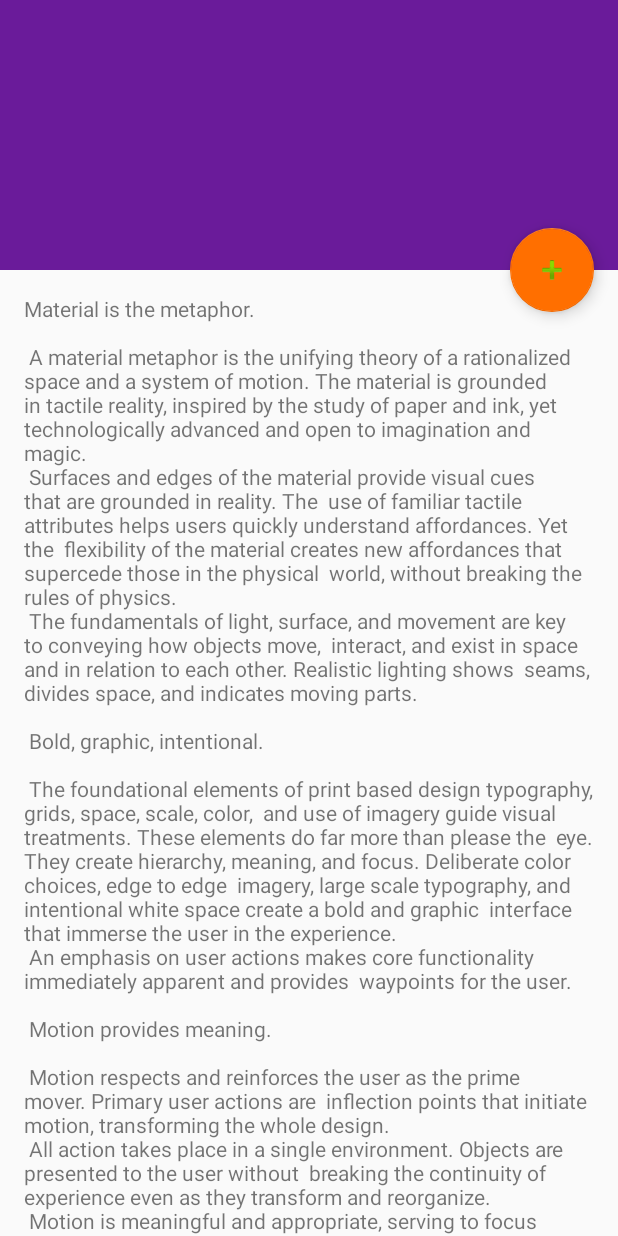
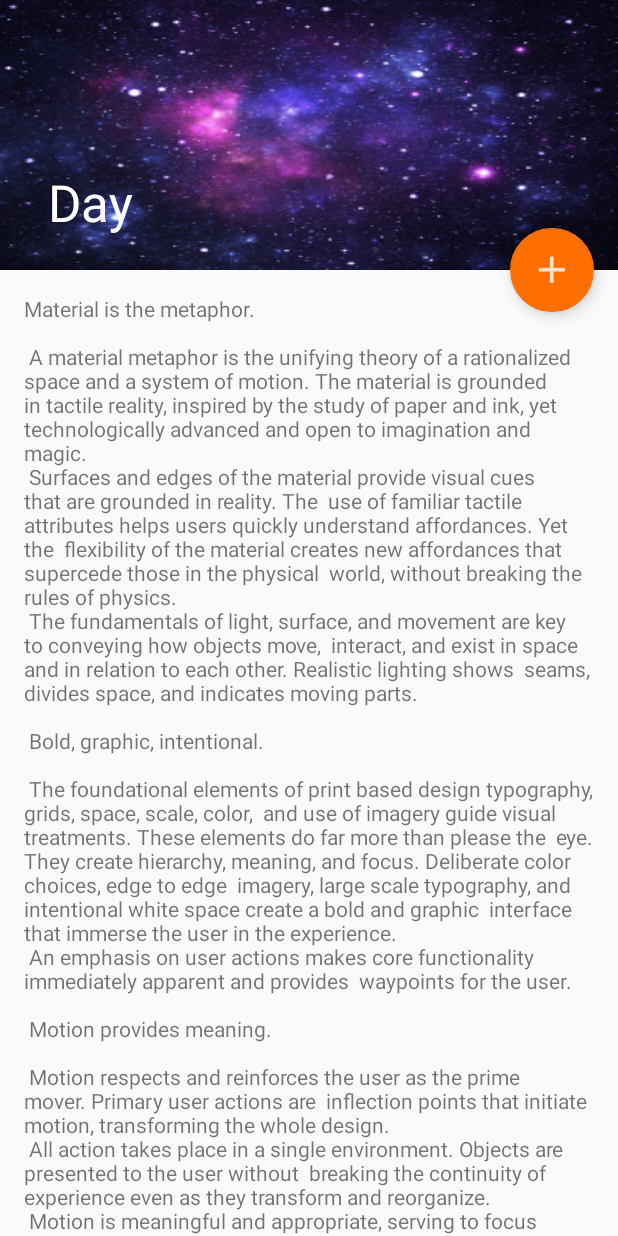
Before and after one commit to VitorVidal14/appdispositivos, an Android app: the Day screen opened directly, with no data from a screen before it, on a phone screen of 412 x 824 dp. Run offline under Robolectric (Android 15) with nearby library versions, the phone set to English and light mode, and no system bars.

Commit message:
Update 1.0.13 Savio
Add Activity Day (layout)

```diff
--- a/app/src/main/res/layout/activity_day.xml
+++ b/app/src/main/res/layout/activity_day.xml
@@ -5,15 +5,14 @@
     xmlns:tools="http://schemas.android.com/tools"
     android:layout_width="match_parent"
     android:layout_height="match_parent"
-    android:fitsSystemWindows="true"
-    tools:context="com.example.aluno.appdispositivos.Day">
+    >
 
     <android.support.design.widget.AppBarLayout
         android:id="@+id/app_bar"
         android:layout_width="match_parent"
         android:layout_height="@dimen/app_bar_height"
         android:fitsSystemWindows="true"
-
+        android:background="@drawable/e26f1c2a394f32bc78ef997f1ecfca22"
         android:theme="@style/AppTheme.AppBarOverlay">
 
         <android.support.design.widget.CollapsingToolbarLayout
@@ -21,8 +20,15 @@
             android:layout_width="match_parent"
             android:layout_height="match_parent"
             android:fitsSystemWindows="true"
+            android:background="@drawable/e26f1c2a394f32bc78ef997f1ecfca22"
+            app:layout_scrollFlags="scroll|exitUntilCollapsed">
 
-            app:layout_scrollFlags="scroll|exitUntilCollapsed">
+            <android.support.v7.widget.Toolbar
+                android:id="@+id/toolbar"
+                android:layout_width="match_parent"
+                android:layout_height="?attr/actionBarSize"
+                app:layout_collapseMode="pin"
+                app:popupTheme="@style/AppTheme.PopupOverlay" />
 
         </android.support.design.widget.CollapsingToolbarLayout>
     </android.support.design.widget.AppBarLayout>
@@ -36,6 +42,6 @@
         android:layout_margin="@dimen/fab_margin"
         app:layout_anchor="@id/app_bar"
         app:layout_anchorGravity="bottom|end"
-        app:srcCompat="@android:drawable/ic_input_add" />
+        app:srcCompat="@drawable/ic_action_name" />
 
 </android.support.design.widget.CoordinatorLayout>
```
Also changed, not shown: app/src/main/res/drawable-xxhdpi/ic_action_name.png (added).
